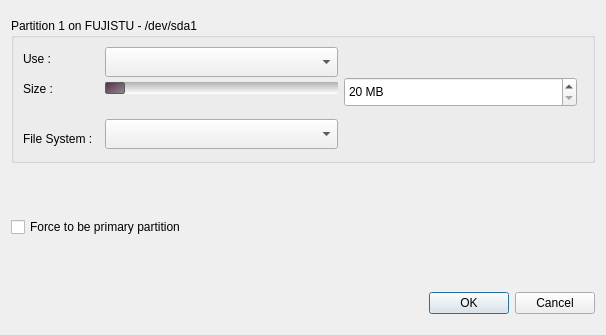
This is yali/gui/Ui/partitionedit.ui in dadas45li/yali as Qt 5 draws it before an edit. The edited form follows.
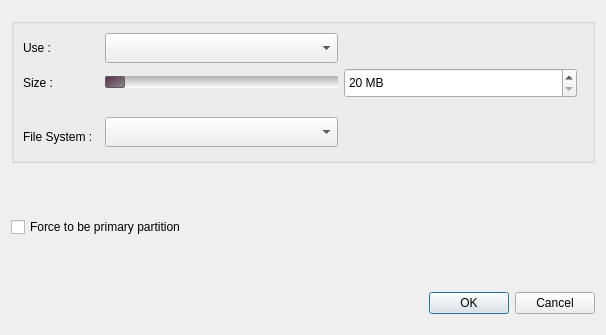
This is the edited form.

```diff
--- a/yali/gui/Ui/partitionedit.ui
+++ b/yali/gui/Ui/partitionedit.ui
@@ -41,7 +41,7 @@
       <string notr="true"/>
      </property>
      <property name="title">
-      <string>Partition 1 on FUJISTU - /dev/sda1</string>
+      <string/>
      </property>
      <layout class="QGridLayout" name="gridLayout">
       <item row="0" column="0">
```
